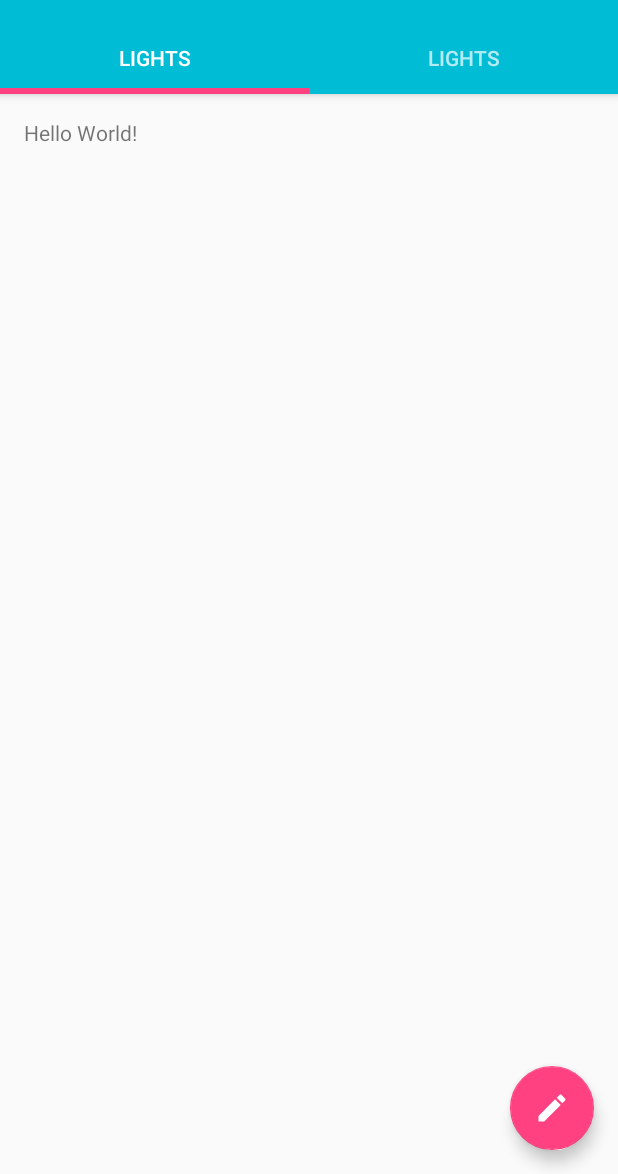
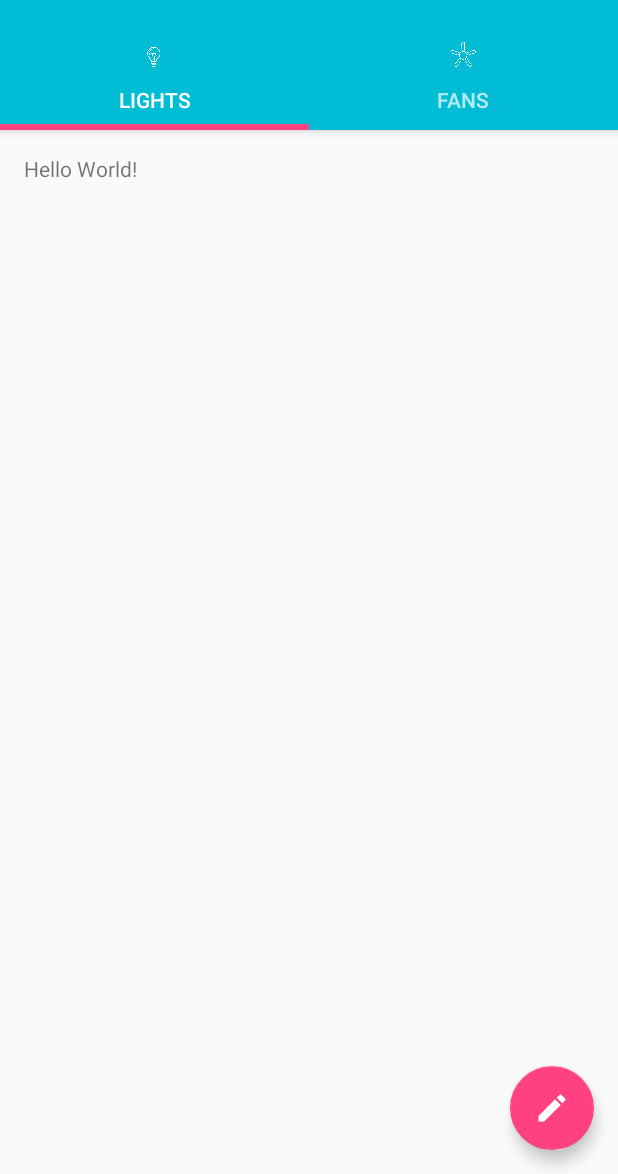
Before and after one commit to Jaideep5ingh/IntelliH, an Android app: the MainActivity screen opened directly, with no data from a screen before it, on a phone screen of 412 x 824 dp, the part 62-1236 px from its top. Run offline under Robolectric (Android 15) with nearby library versions, the phone set to English and light mode, and no system bars.

```diff
--- a/app/src/main/res/layout/app_bar_main.xml
+++ b/app/src/main/res/layout/app_bar_main.xml
@@ -29,12 +29,14 @@
             <android.support.design.widget.TabItem
                 android:layout_width="wrap_content"
                 android:layout_height="wrap_content"
+                android:icon="@drawable/custom_ic_bulb"
                 android:text="Lights" />
 
             <android.support.design.widget.TabItem
                 android:layout_width="wrap_content"
                 android:layout_height="wrap_content"
-                android:text="Lights" />
+                android:text="Fans"
+                android:icon="@drawable/custom_ic_fan"/>
         </android.support.design.widget.TabLayout>
 
     </android.support.design.widget.AppBarLayout>
```
